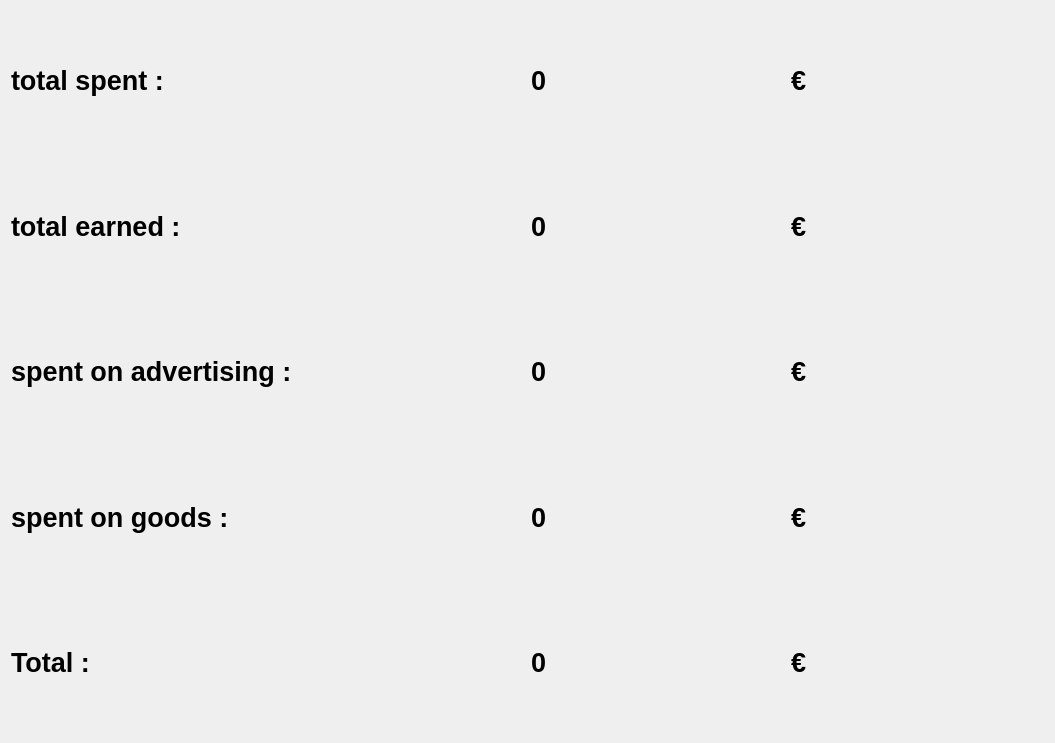
Above: Retail_Software/incomeandexpenseswindow.ui from AntonZhiganov/Retail_Software before the change. Below: the same form after it.
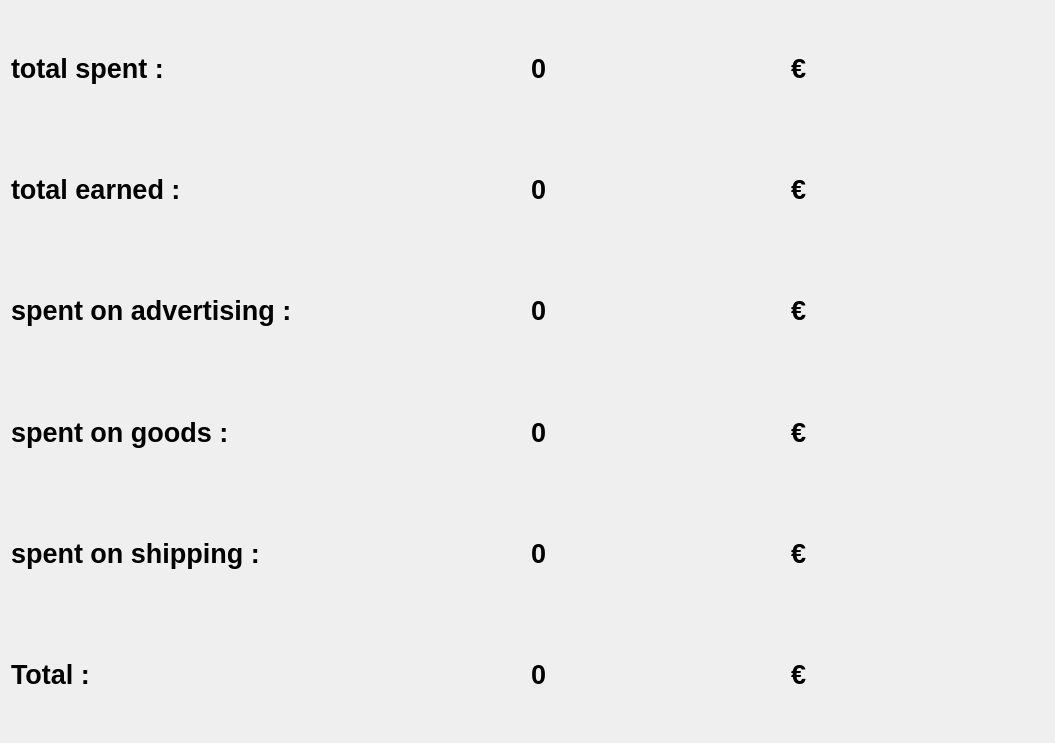
That is the form after the change.

Diff of the .ui file:
```diff
--- a/Retail_Software/incomeandexpenseswindow.ui
+++ b/Retail_Software/incomeandexpenseswindow.ui
@@ -204,6 +204,53 @@
        </item>
       </layout>
      </item>
+     <item>
+      <layout class="QHBoxLayout" name="horizontalLayout_12">
+       <item>
+        <widget class="QLabel" name="shippingLabel">
+         <property name="font">
+          <font>
+           <pointsize>20</pointsize>
+           <bold>true</bold>
+          </font>
+         </property>
+         <property name="text">
+          <string>spent on shipping :</string>
+         </property>
+        </widget>
+       </item>
+       <item>
+        <layout class="QHBoxLayout" name="horizontalLayout_11">
+         <item>
+          <widget class="QLabel" name="infoShippingLabel">
+           <property name="font">
+            <font>
+             <pointsize>20</pointsize>
+             <bold>true</bold>
+            </font>
+           </property>
+           <property name="text">
+            <string>0</string>
+           </property>
+          </widget>
+         </item>
+         <item>
+          <widget class="QLabel" name="shippingValuta">
+           <property name="font">
+            <font>
+             <pointsize>20</pointsize>
+             <bold>true</bold>
+            </font>
+           </property>
+           <property name="text">
+            <string>€</string>
+           </property>
+          </widget>
+         </item>
+        </layout>
+       </item>
+      </layout>
+     </item>
      <item>
       <layout class="QHBoxLayout" name="horizontalLayout_10">
        <item>
```
